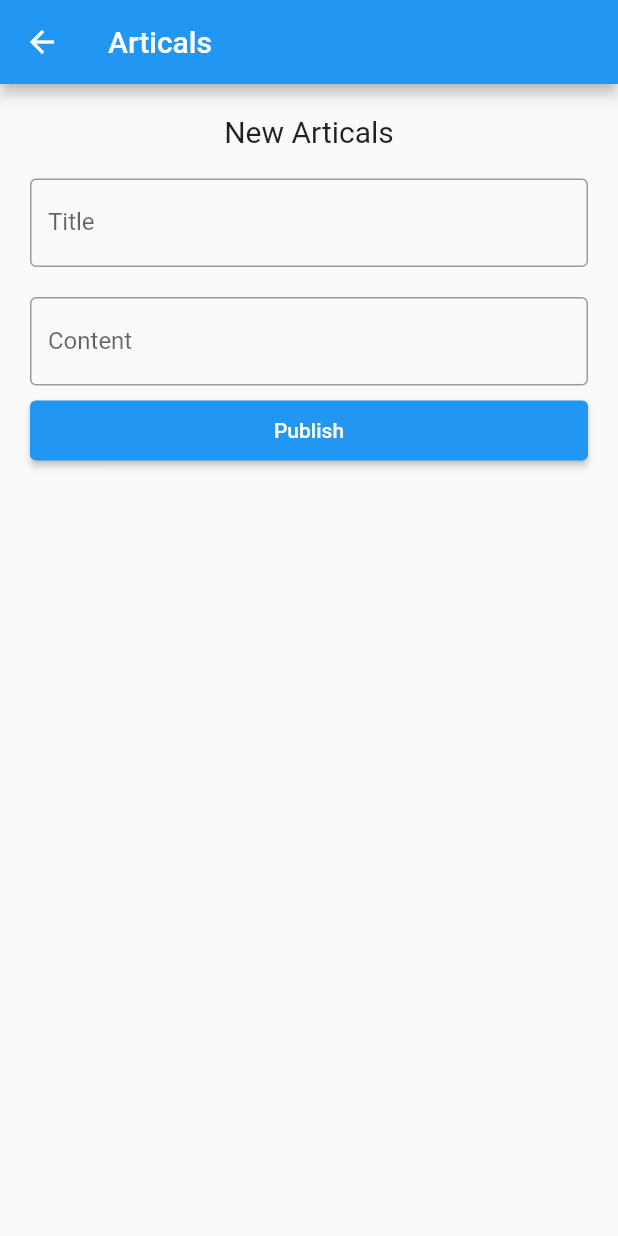
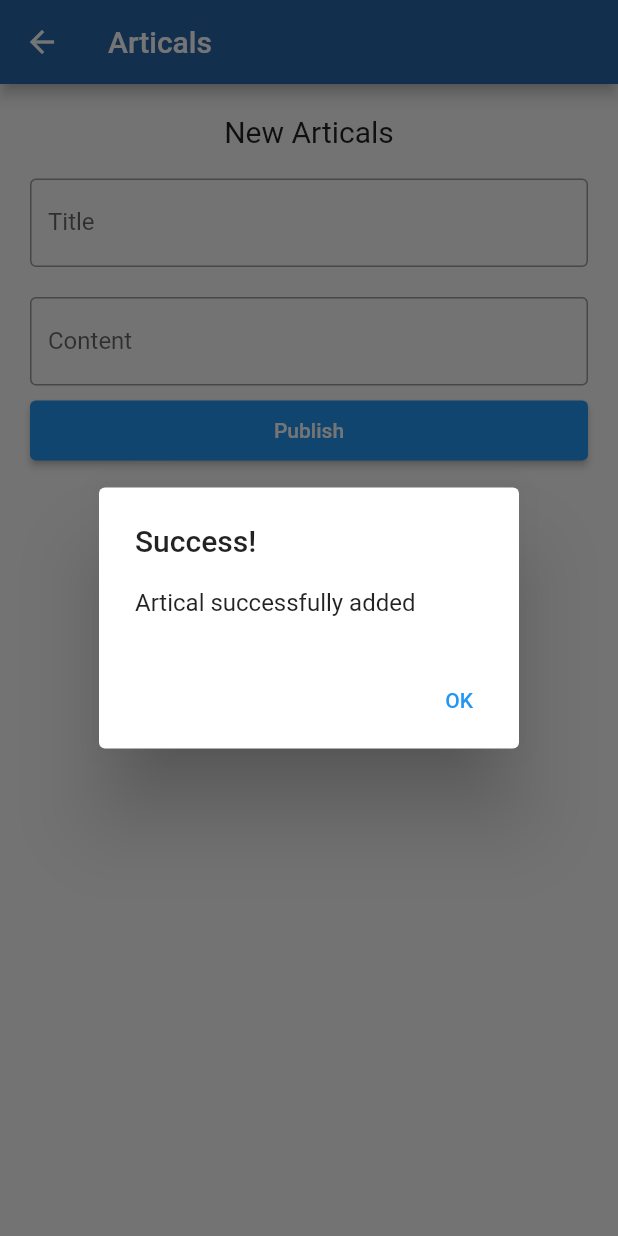
Before and after one commit to Chathura99/smart-academy, a Flutter app: the AddArtical screen opened by its route, after a tap on "Publish", on a phone screen of 412 x 824 dp. Run offline on Flutter 3.47's test engine with Material 2 defaults, Android fonts, the phone set to English and light mode, and no system bars; our stand-ins replace cloud_firestore, firebase_auth, firebase_core, shared_preferences; missing offline and left inert: dart:js_util; accounts and stored records are empty.

```diff
--- a/lib/screens/articalscreen/add_artical.dart
+++ b/lib/screens/articalscreen/add_artical.dart
@@ -1,4 +1,6 @@
 import 'package:flutter/material.dart';
+import "package:cloud_firestore/cloud_firestore.dart";
+import 'package:shared_preferences/shared_preferences.dart';
 
 class AddArtical extends StatefulWidget {
   const AddArtical({Key? key}) : super(key: key);
@@ -10,6 +12,7 @@ class AddArtical extends StatefulWidget {
 class _AddArticalState extends State<AddArtical> {
   late String _title;
   late String _content;
+  late String _username;
 
   TextEditingController titleController = TextEditingController();
   TextEditingController contentController = TextEditingController();
@@ -18,8 +21,8 @@ class _AddArticalState extends State<AddArtical> {
   Widget build(BuildContext context) {
     return Scaffold(
         appBar: AppBar(
-          title: Text("Articals"),
-        ),
+            title: Text("Articals"),
+            backgroundColor: Color.fromRGBO(39, 105, 171, 1)),
         body: Padding(
             padding: const EdgeInsets.all(10),
             child: ListView(
@@ -65,8 +68,8 @@ class _AddArticalState extends State<AddArtical> {
                     child: ElevatedButton(
                       child: const Text('Publish'),
                       onPressed: () {
-                        print(titleController.text);
-                        print(contentController.text);
+                        addArticle(titleController.text, contentController.text,
+                            context);
                       },
                     )),
               ],
@@ -74,8 +77,69 @@ class _AddArticalState extends State<AddArtical> {
   }
 }
 
+void addArticle(String title, String text, BuildContext context) async {
+  // get email
+  var usermail = await retrieveUserEmail();
+  print(usermail);
+  // get username
+
+  var name = "";
+  await FirebaseFirestore.instance
+      .collection('users')
+      .where('email', isEqualTo: usermail)
+      .get()
+      .then((QuerySnapshot querySnapshot) {
+    querySnapshot.docs.forEach((doc) {
+      name = doc["name"];
+    });
+  });
+
+  print(name);
+// save to database
+  print(DateTime.now());
+  FirebaseFirestore.instance.collection('articles').add({
+    'text': text,
+    'title': title,
+    'like': 0,
+    'unlike': 0,
+    'username': name,
+    'email': usermail,
+    'hour': DateTime.now()
+  }).then((value) {
+    // Navigator.pop(context);
+    showDialog(
+      context: context,
+      builder: (BuildContext context) {
+        return alert(context);
+      },
+    );
+  }).catchError((e) {
+    print(e);
+  });
+}
+
+// get email from shared pref
+retrieveUserEmail() async {
+  SharedPreferences prefs = await SharedPreferences.getInstance();
+  String value = prefs.getString("useremail") ?? "";
+  return value;
+}
+
 // Create AlertDialog
-AlertDialog alert = AlertDialog(
-  title: Text("Success!"),
-  content: Text("Artical successfully added"),
-);
+AlertDialog alert(context) => AlertDialog(
+      title: Text("Success!"),
+      content: Text("Artical successfully added"),
+      actions: <Widget>[
+        TextButton(
+          onPressed: () {
+            Navigator.of(context).pop();
+            Navigator.of(context).pop();
+          },
+          child: Container(
+            color: Color.fromARGB(255, 255, 255, 255),
+            padding: const EdgeInsets.all(5),
+            child: const Text("OK"),
+          ),
+        ),
+      ],
+    );
```
